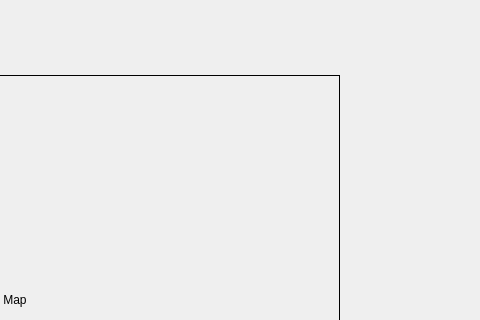
This is main.ui in echpo4mak/Yandex.API as Qt 5 draws it before an edit; both pictures show x 320 to 800 and y 0 to 320 of the 800 by 600 pixel window. The edited form follows.
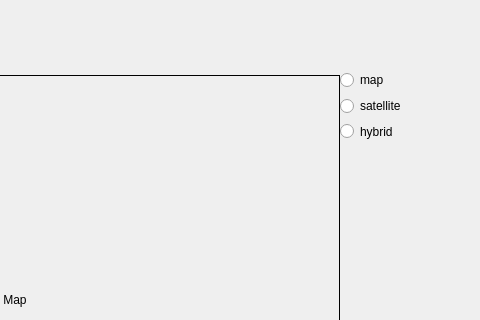
This is the edited form.

Commit message: layers on check

The edit to the form file:
```diff
--- a/main.ui
+++ b/main.ui
@@ -69,6 +69,39 @@
      <string>Координаты: 0,0</string>
     </property>
    </widget>
+   <widget class="QWidget" name="verticalLayoutWidget">
+    <property name="geometry">
+     <rect>
+      <x>660</x>
+      <y>70</y>
+      <width>141</width>
+      <height>71</height>
+     </rect>
+    </property>
+    <layout class="QVBoxLayout" name="verticalLayout">
+     <item>
+      <widget class="QRadioButton" name="map_btn">
+       <property name="text">
+        <string>map</string>
+       </property>
+      </widget>
+     </item>
+     <item>
+      <widget class="QRadioButton" name="sat_btn">
+       <property name="text">
+        <string>satellite</string>
+       </property>
+      </widget>
+     </item>
+     <item>
+      <widget class="QRadioButton" name="hyb_btn">
+       <property name="text">
+        <string>hybrid</string>
+       </property>
+      </widget>
+     </item>
+    </layout>
+   </widget>
   </widget>
   <widget class="QMenuBar" name="menubar">
    <property name="geometry">
```
Left out of the diff: 2 changed lines with no effect on the pictures. The commit also changes 1 other file.
